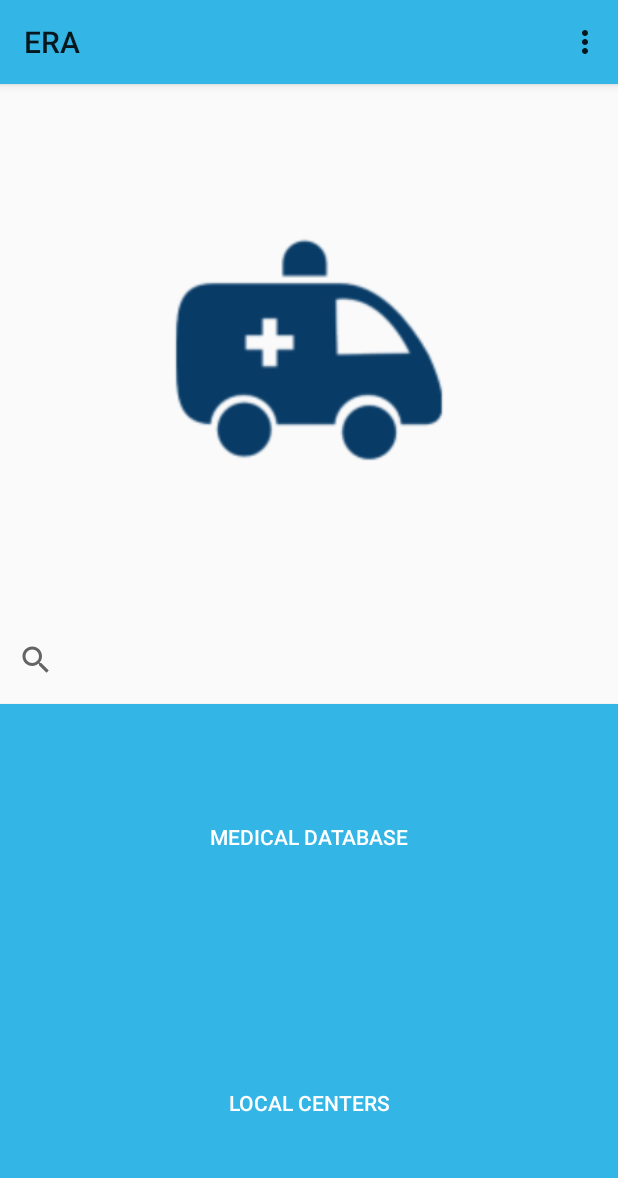
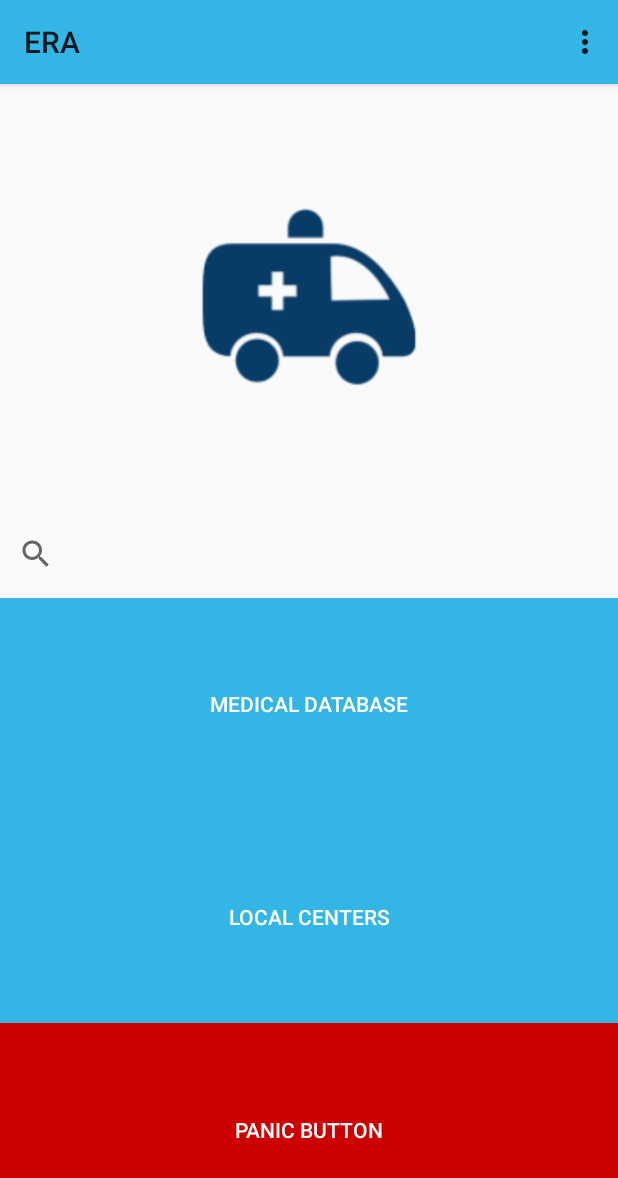
Before and after one commit to novatorem/ERA-Emergency-Response-Aid, an Android app: the screen it shows after launch (MainActivity), on a phone screen of 412 x 824 dp. Shown: the top 1178 px of the screen. Run offline under Robolectric (Android 15) with nearby library versions, the phone set to English and light mode, and no system bars.

```diff
--- a/ERA/app/src/main/res/layout/activity_main.xml
+++ b/ERA/app/src/main/res/layout/activity_main.xml
@@ -45,6 +45,14 @@
         android:text="Local Centers"
         android:background="@android:color/holo_blue_light"/>
 
+    <Button
+        style="@style/Widget.AppCompat.Button.Colored"
+        android:layout_width="match_parent"
+        android:layout_height="0dp"
+        android:layout_weight="1"
+        android:text="Panic Button"
+        android:background="@android:color/holo_red_dark"/>
+
 
 
 
```
